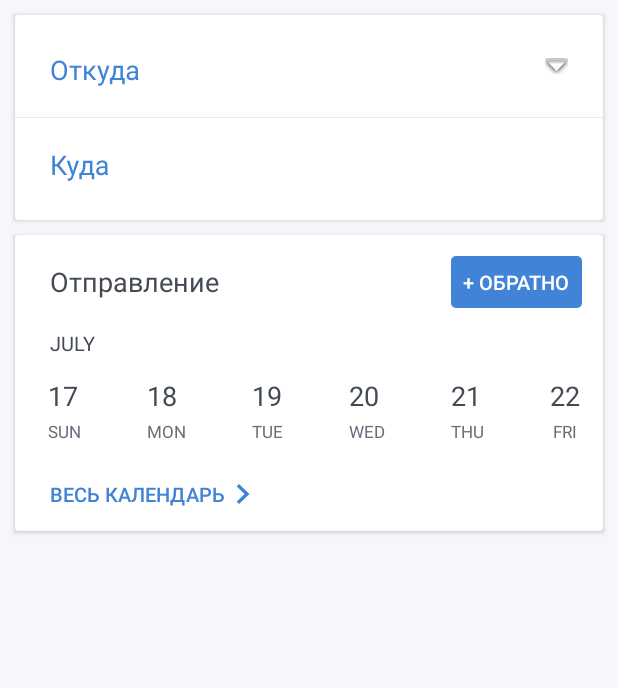
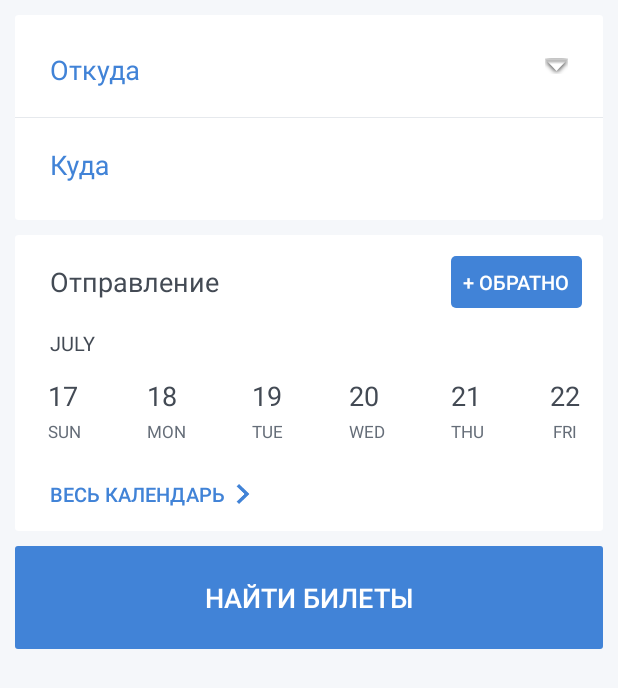
Before and after one commit to antonbr/uz_android, an Android app: the screen it shows after launch (MainActivity), on a phone screen of 412 x 824 dp. Shown: the top 688 px of the screen. Run offline under Robolectric (Android 15) with nearby library versions, the phone set to English and light mode, and no system bars; our stand-ins replace ButterKnife; libraries missing offline, so code that uses them is left out: org.parceler.

Commit message:
Add find tickets button

```diff
--- a/app/src/main/java/com/uzapp/view/search/SearchFragment.java
+++ b/app/src/main/java/com/uzapp/view/search/SearchFragment.java
@@ -13,6 +13,7 @@ import android.support.v7.widget.RecyclerView;
 import android.view.LayoutInflater;
 import android.view.View;
 import android.view.ViewGroup;
+import android.widget.Button;
 import android.widget.EditText;
 import android.widget.TextView;
 import android.widget.ToggleButton;
@@ -64,6 +65,7 @@ public class SearchFragment extends Fragment implements GoogleApiClient.Connecti
     @BindView(R.id.backRouteBtn) ToggleButton backRouteBtn;
     @BindView(R.id.datePickerList) RecyclerView datePickerList;
     @BindView(R.id.monthName) TextView monthName;
+    @BindView(R.id.findTicketsBtn) Button findTicketsBtn;
     @BindDimen(R.dimen.hint_padding) int hintPadding;
     private Unbinder unbinder;
     private GoogleApiClient googleApiClient;
@@ -105,6 +107,11 @@ public class SearchFragment extends Fragment implements GoogleApiClient.Connecti
 
     @OnClick(R.id.seeFullCalendarBtn)
     void seeFullCalendarBtn() {
+
+    }
+
+    @OnClick(R.id.findTicketsBtn)
+    void onFintTicketsBtnClicked() {
 
     }
 
--- /dev/null
+++ b/app/src/main/res/drawable-v21/find_tickets_button.xml
@@ -0,0 +1,10 @@
+<?xml version="1.0" encoding="utf-8"?>
+<ripple xmlns:android="http://schemas.android.com/apk/res/android"
+        android:color="@color/colorControlHighlightDarkTheme">
+    <item>
+        <shape android:shape="rectangle">
+            <solid android:color="@color/accentColor"/>
+            <corners android:radius="2dp"/>
+        </shape>
+    </item>
+</ripple>
--- /dev/null
+++ b/app/src/main/res/drawable/find_tickets_button.xml
@@ -0,0 +1,6 @@
+<?xml version="1.0" encoding="utf-8"?>
+<shape xmlns:android="http://schemas.android.com/apk/res/android"
+       android:shape="rectangle">
+    <solid android:color="@color/accentColor"/>
+    <corners android:radius="2dp"/>
+</shape>
--- /dev/null
+++ b/app/src/main/res/drawable/find_tickets_button_selector.xml
@@ -0,0 +1,12 @@
+<?xml version="1.0" encoding="utf-8"?>
+<selector xmlns:android="http://schemas.android.com/apk/res/android">
+     <item android:state_enabled="false">
+        <shape android:shape="rectangle">
+            <solid android:color="@color/disabledButtonColor"/>
+            <corners android:radius="2dp"/>
+        </shape>
+    </item>
+    <item android:drawable="@drawable/find_tickets_button"
+          android:state_enabled="true"/>
+
+</selector>
--- a/app/src/main/res/layout/search_fragment.xml
+++ b/app/src/main/res/layout/search_fragment.xml
@@ -11,7 +11,8 @@
                                         android:layout_width="match_parent"
                                         android:layout_height="wrap_content"
                                         android:layout_margin="@dimen/small_padding"
-                                        card_view:cardBackgroundColor="@android:color/white">
+                                        card_view:cardBackgroundColor="@android:color/white"
+                                        card_view:cardElevation="0dp">
 
         <LinearLayout
             android:layout_width="match_parent"
@@ -83,7 +84,8 @@
                                         android:layout_marginBottom="@dimen/small_padding"
                                         android:layout_marginLeft="@dimen/small_padding"
                                         android:layout_marginRight="@dimen/small_padding"
-                                        card_view:cardBackgroundColor="@android:color/white">
+                                        card_view:cardBackgroundColor="@android:color/white"
+                                        card_view:cardElevation="0dp">
 
         <RelativeLayout
             android:layout_width="match_parent"
@@ -121,7 +123,6 @@
                 android:layout_height="wrap_content"
                 android:layout_alignLeft="@+id/searchDateTitle"
                 android:layout_below="@+id/backRouteBtn"
-                android:text="Июнь"
                 android:textAllCaps="true"
                 android:textColor="@color/textColor"
                 android:textSize="@dimen/button_text_size"/>
@@ -131,9 +132,9 @@
                 android:layout_width="match_parent"
                 android:layout_height="wrap_content"
                 android:layout_below="@+id/monthName"
-                android:minHeight="0dp"
                 android:layout_marginLeft="10dp"
                 android:layout_marginRight="10dp"
+                android:minHeight="0dp"
                 android:overScrollMode="never"/>
 
             <Button
@@ -153,4 +154,18 @@
                 android:textColor="@color/accentColor"/>
         </RelativeLayout>
     </android.support.v7.widget.CardView>
+
+    <Button
+        android:id="@+id/findTicketsBtn"
+        android:layout_width="match_parent"
+        android:layout_height="wrap_content"
+        android:layout_marginLeft="@dimen/small_padding"
+        android:layout_marginRight="@dimen/small_padding"
+        android:background="@drawable/find_tickets_button_selector"
+        android:paddingBottom="22dp"
+        android:paddingTop="22dp"
+        android:stateListAnimator="@null"
+        android:text="@string/find_tickets"
+        android:textColor="@android:color/white"
+        android:textSize="@dimen/text_size"/>
 </LinearLayout>
--- a/app/src/main/res/values/colors.xml
+++ b/app/src/main/res/values/colors.xml
@@ -8,4 +8,6 @@
     <color name="searchDividerColor">#d8d8d8</color>
     <color name="stationsListDividerColor">#aeb2a4</color>
     <color name="dayOfWeekTextColor">#656D78</color>
+    <color name="disabledButtonColor">#4D4183d7</color>
+    <color name="colorControlHighlightDarkTheme">#40ffffff</color>
 </resources>
--- a/app/src/main/res/values/strings.xml
+++ b/app/src/main/res/values/strings.xml
@@ -9,4 +9,5 @@
     <string name="search_date_title">Отправление</string>
     <string name="back">+ Обратно</string>
     <string name="see_full_calendar">Весь календарь</string>
+    <string name="find_tickets">Найти билеты</string>
 </resources>
```
